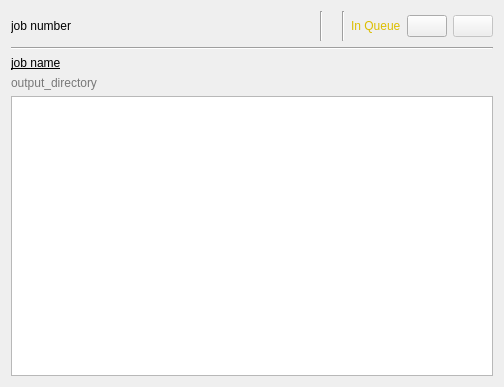
EBSP-Indexer/EBSP-Indexer, file ui/worker_widget.ui: the form before one commit.
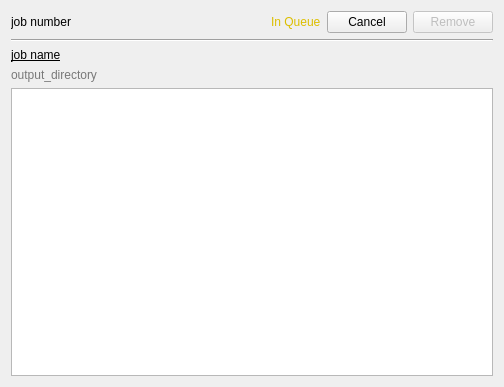
The form after the commit. Icons and pictures are not drawn.

What changed in the file:
```diff
--- a/ui/worker_widget.ui
+++ b/ui/worker_widget.ui
@@ -88,63 +88,6 @@
        </property>
       </spacer>
      </item>
-     <item>
-      <widget class="Line" name="line_3">
-       <property name="sizePolicy">
-        <sizepolicy hsizetype="Fixed" vsizetype="Maximum">
-         <horstretch>0</horstretch>
-         <verstretch>0</verstretch>
-        </sizepolicy>
-       </property>
-       <property name="minimumSize">
-        <size>
-         <width>0</width>
-         <height>30</height>
-        </size>
-       </property>
-       <property name="orientation">
-        <enum>Qt::Vertical</enum>
-       </property>
-      </widget>
-     </item>
-     <item>
-      <widget class="QLabel" name="labelStatusIcon">
-       <property name="sizePolicy">
-        <sizepolicy hsizetype="Maximum" vsizetype="Maximum">
-         <horstretch>0</horstretch>
-         <verstretch>0</verstretch>
-        </sizepolicy>
-       </property>
-       <property name="text">
-        <string/>
-       </property>
-       <property name="pixmap">
-        <pixmap resource="../resources.qrc">:/linea_basic/resources/linea_basic_icons/basic_clock.svg</pixmap>
-       </property>
-       <property name="alignment">
-        <set>Qt::AlignCenter</set>
-       </property>
-      </widget>
-     </item>
-     <item>
-      <widget class="Line" name="line_2">
-       <property name="sizePolicy">
-        <sizepolicy hsizetype="Fixed" vsizetype="Maximum">
-         <horstretch>0</horstretch>
-         <verstretch>0</verstretch>
-        </sizepolicy>
-       </property>
-       <property name="minimumSize">
-        <size>
-         <width>0</width>
-         <height>30</height>
-        </size>
-       </property>
-       <property name="orientation">
-        <enum>Qt::Vertical</enum>
-       </property>
-      </widget>
-     </item>
      <item>
       <widget class="QLabel" name="labelTime">
        <property name="sizePolicy">
@@ -168,7 +111,7 @@
         <string>Cancel job</string>
        </property>
        <property name="text">
-        <string/>
+        <string>Cancel</string>
        </property>
        <property name="icon">
         <iconset resource="../resources.qrc">
@@ -197,7 +140,7 @@
         <string>Remove job from list</string>
        </property>
        <property name="text">
-        <string/>
+        <string>Remove</string>
        </property>
        <property name="icon">
         <iconset resource="../resources.qrc">
```
